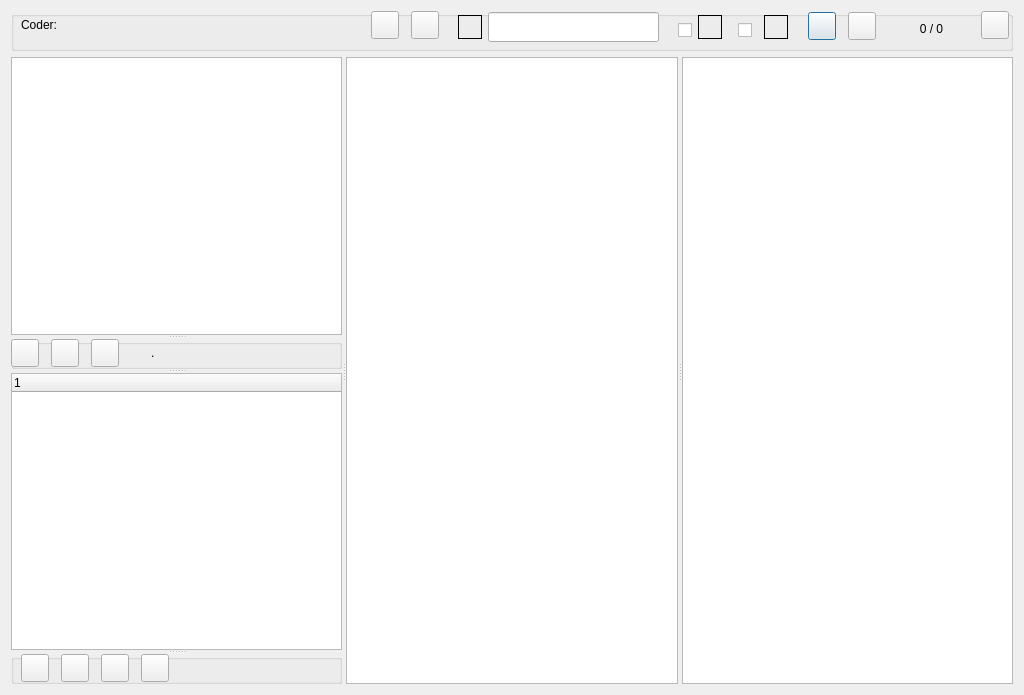
The window that GUI_UIs/ui_dialog_code_by_case.ui (ccbogel/QualCoder) describes before a commit, drawn with Qt 5.
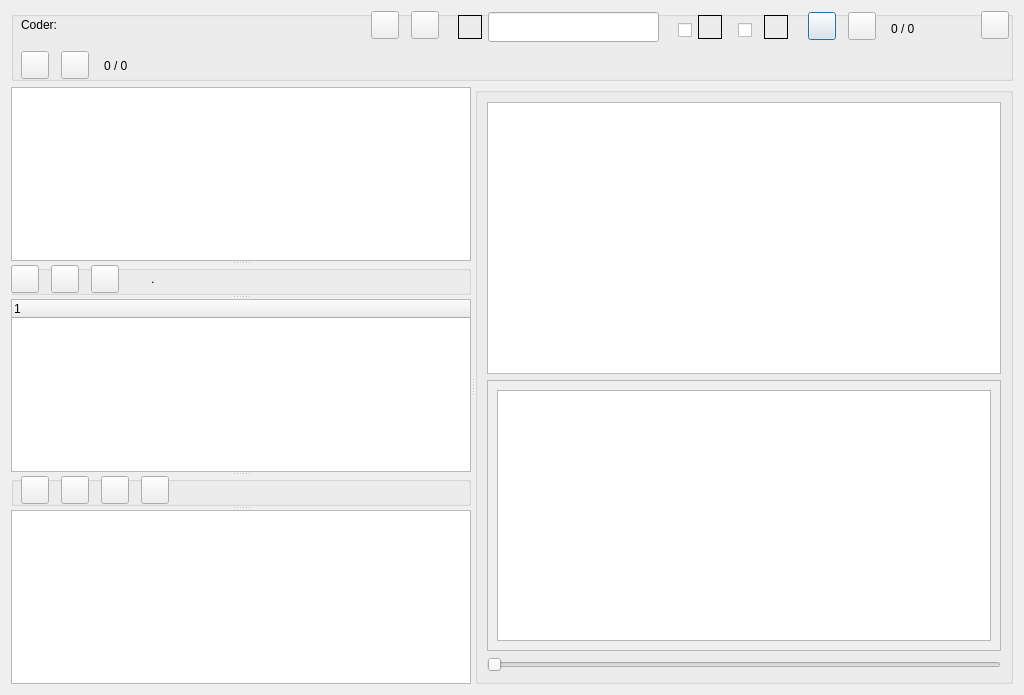
The same window after the commit.

```diff
--- a/GUI_UIs/ui_dialog_code_by_case.ui
+++ b/GUI_UIs/ui_dialog_code_by_case.ui
@@ -19,13 +19,13 @@
      <property name="minimumSize">
       <size>
        <width>0</width>
-       <height>40</height>
+       <height>70</height>
       </size>
      </property>
      <property name="maximumSize">
       <size>
        <width>16777215</width>
-       <height>40</height>
+       <height>70</height>
       </size>
      </property>
      <property name="title">
@@ -103,7 +103,7 @@
        <string>0 / 0</string>
       </property>
       <property name="alignment">
-       <set>Qt::AlignCenter</set>
+       <set>Qt::AlignLeading|Qt::AlignLeft|Qt::AlignVCenter</set>
       </property>
      </widget>
      <widget class="QLabel" name="label_codes_count">
@@ -286,6 +286,54 @@
        <string/>
       </property>
      </widget>
+     <widget class="QLabel" name="label_file_totals">
+      <property name="geometry">
+       <rect>
+        <x>93</x>
+        <y>44</y>
+        <width>901</width>
+        <height>22</height>
+       </rect>
+      </property>
+      <property name="text">
+       <string>0 / 0</string>
+      </property>
+      <property name="alignment">
+       <set>Qt::AlignLeading|Qt::AlignLeft|Qt::AlignVCenter</set>
+      </property>
+     </widget>
+     <widget class="QPushButton" name="pushButton_next_file">
+      <property name="geometry">
+       <rect>
+        <x>50</x>
+        <y>40</y>
+        <width>28</width>
+        <height>28</height>
+       </rect>
+      </property>
+      <property name="toolTip">
+       <string>Next file segment for this case</string>
+      </property>
+      <property name="text">
+       <string/>
+      </property>
+     </widget>
+     <widget class="QPushButton" name="pushButton_previous_file">
+      <property name="geometry">
+       <rect>
+        <x>10</x>
+        <y>40</y>
+        <width>28</width>
+        <height>28</height>
+       </rect>
+      </property>
+      <property name="toolTip">
+       <string>Previous file segment for this case</string>
+      </property>
+      <property name="text">
+       <string/>
+      </property>
+     </widget>
     </widget>
    </item>
    <item row="1" column="0">
@@ -483,9 +531,47 @@
         </property>
        </widget>
       </widget>
+      <widget class="QListWidget" name="listWidget_vars"/>
      </widget>
-     <widget class="QTableWidget" name="tableWidget"/>
-     <widget class="QListWidget" name="listWidget_vars"/>
+     <widget class="QGroupBox" name="groupBox_2">
+      <property name="title">
+       <string/>
+      </property>
+      <layout class="QGridLayout" name="gridLayout_2">
+       <item row="1" column="0">
+        <widget class="QScrollArea" name="scrollArea">
+         <property name="widgetResizable">
+          <bool>true</bool>
+         </property>
+         <widget class="QWidget" name="scrollAreaWidgetContents_2">
+          <property name="geometry">
+           <rect>
+            <x>0</x>
+            <y>0</y>
+            <width>515</width>
+            <height>263</height>
+           </rect>
+          </property>
+          <layout class="QGridLayout" name="gridLayout_3">
+           <item row="0" column="0">
+            <widget class="QGraphicsView" name="graphicsView"/>
+           </item>
+          </layout>
+         </widget>
+        </widget>
+       </item>
+       <item row="0" column="0">
+        <widget class="QTextEdit" name="textEdit"/>
+       </item>
+       <item row="2" column="0">
+        <widget class="QSlider" name="horizontalSlider">
+         <property name="orientation">
+          <enum>Qt::Horizontal</enum>
+         </property>
+        </widget>
+       </item>
+      </layout>
+     </widget>
     </widget>
    </item>
   </layout>
```
